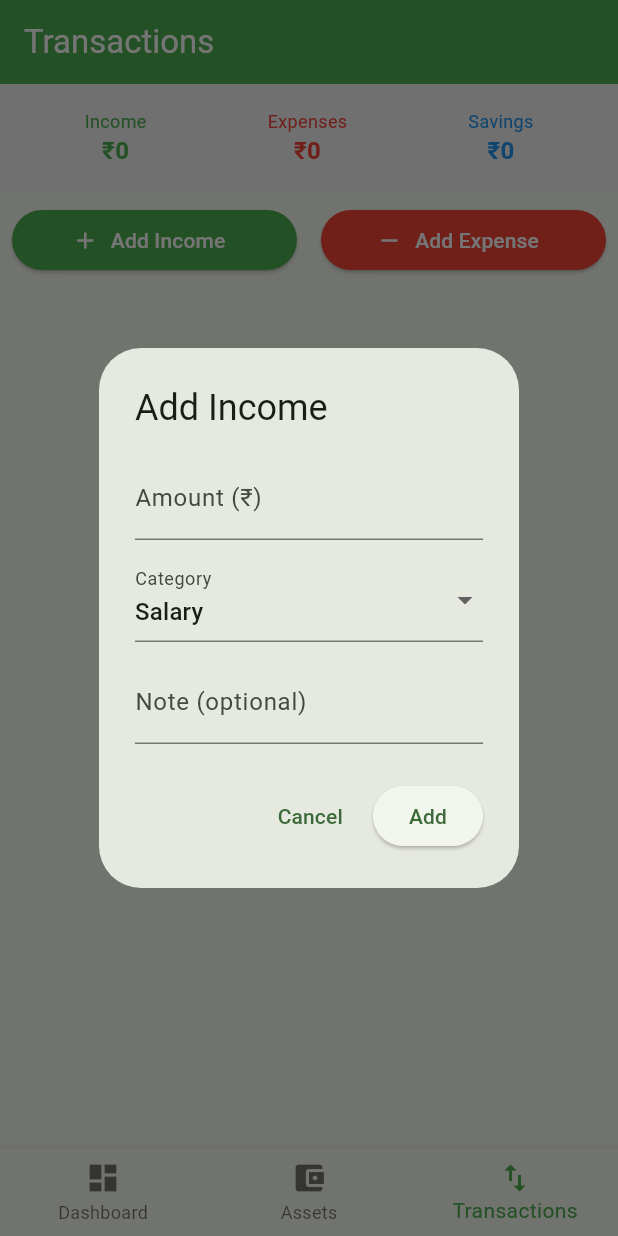
After one commit to logeethraj/finmap, a Flutter app: the screen it shows once a user with an empty profile is signed in, item 3 of the bottom bar chosen, after a tap on "Add Income", on a phone screen of 412 x 824 dp. The commit adds this screen. Run offline on Flutter 3.47's test engine with Material 3 defaults, Android fonts, the phone set to English and light mode, and no system bars; our stand-ins replace supabase_flutter; accounts and stored records are empty.

Commit message:
Add transactions screen with income and expenses

```diff
--- a/lib/screens/dashboard_screen.dart
+++ b/lib/screens/dashboard_screen.dart
@@ -1,6 +1,7 @@
 import 'package:flutter/material.dart';
 import 'package:supabase_flutter/supabase_flutter.dart';
 import 'assets_screen.dart';
+import 'transactions_screen.dart';
 
 class DashboardScreen extends StatefulWidget {
   const DashboardScreen({super.key});
@@ -13,6 +14,7 @@ class _DashboardScreenState extends State<DashboardScreen> {
   int _currentIndex = 0;
   final _supabase = Supabase.instance.client;
   double _totalAssets = 0;
+  double _totalLiabilities = 0;
 
   @override
   void initState() {
@@ -21,15 +23,14 @@ class _DashboardScreenState extends State<DashboardScreen> {
   }
 
   Future<void> _loadTotals() async {
-    final data = await _supabase.from('assets').select('amount');
-    final total = (data as List).fold(0.0, (sum, a) => sum + (a['amount'] as num));
+    final assets = await _supabase.from('assets').select('amount');
+    final total = (assets as List).fold(0.0, (sum, a) => sum + (a['amount'] as num));
     setState(() => _totalAssets = total);
   }
 
   @override
   Widget build(BuildContext context) {
-    final user = _supabase.auth.currentUser;
-    final screens = [_homeTab(user), const AssetsScreen()];
+    final screens = [_homeTab(), const AssetsScreen(), const TransactionsScreen()];
 
     return Scaffold(
       body: screens[_currentIndex],
@@ -43,12 +44,16 @@ class _DashboardScreenState extends State<DashboardScreen> {
         items: const [
           BottomNavigationBarItem(icon: Icon(Icons.dashboard), label: 'Dashboard'),
           BottomNavigationBarItem(icon: Icon(Icons.account_balance_wallet), label: 'Assets'),
+          BottomNavigationBarItem(icon: Icon(Icons.swap_vert), label: 'Transactions'),
         ],
       ),
     );
   }
 
-  Widget _homeTab(user) {
+  Widget _homeTab() {
+    final user = _supabase.auth.currentUser;
+    final netWorth = _totalAssets - _totalLiabilities;
+
     return Scaffold(
       appBar: AppBar(
         title: const Text('Finmap'),
@@ -80,7 +85,7 @@ class _DashboardScreenState extends State<DashboardScreen> {
                 children: [
                   const Text('Net Worth', style: TextStyle(color: Colors.white70, fontSize: 16)),
                   const SizedBox(height: 8),
-                  Text('₹${_totalAssets.toStringAsFixed(0)}',
+                  Text('₹${netWorth.toStringAsFixed(0)}',
                       style: const TextStyle(color: Colors.white, fontSize: 48, fontWeight: FontWeight.bold)),
                 ],
               ),
@@ -90,7 +95,7 @@ class _DashboardScreenState extends State<DashboardScreen> {
               children: [
                 Expanded(child: _summaryCard('Total Assets', '₹${_totalAssets.toStringAsFixed(0)}', Colors.blue)),
                 const SizedBox(width: 12),
-                Expanded(child: _summaryCard('Total Liabilities', '₹0', Colors.red)),
+                Expanded(child: _summaryCard('Total Liabilities', '₹${_totalLiabilities.toStringAsFixed(0)}', Colors.red)),
               ],
             ),
           ],
--- /dev/null
+++ b/lib/screens/transactions_screen.dart
@@ -0,0 +1,202 @@
+import 'package:flutter/material.dart';
+import 'package:supabase_flutter/supabase_flutter.dart';
+
+class TransactionsScreen extends StatefulWidget {
+  const TransactionsScreen({super.key});
+
+  @override
+  State<TransactionsScreen> createState() => _TransactionsScreenState();
+}
+
+class _TransactionsScreenState extends State<TransactionsScreen> {
+  final _supabase = Supabase.instance.client;
+  List<Map<String, dynamic>> _transactions = [];
+  bool _isLoading = true;
+
+  @override
+  void initState() {
+    super.initState();
+    _loadTransactions();
+  }
+
+  Future<void> _loadTransactions() async {
+    final data = await _supabase
+        .from('transactions')
+        .select()
+        .order('date', ascending: false);
+    setState(() {
+      _transactions = List<Map<String, dynamic>>.from(data);
+      _isLoading = false;
+    });
+  }
+
+  Future<void> _deleteTransaction(String id) async {
+    await _supabase.from('transactions').delete().eq('id', id);
+    _loadTransactions();
+  }
+
+  void _showAddDialog(String type) {
+    final amountController = TextEditingController();
+    final noteController = TextEditingController();
+    String selectedCategory = type == 'income' ? 'Salary' : 'Groceries';
+
+    final incomeCategories = ['Salary', 'Freelance', 'Rent', 'Business', 'Other'];
+    final expenseCategories = ['Groceries', 'EMI', 'Utilities', 'Transport', 'Food', 'Other'];
+    final categories = type == 'income' ? incomeCategories : expenseCategories;
+
+    showDialog(
+      context: context,
+      builder: (context) => StatefulBuilder(
+        builder: (context, setDialogState) => AlertDialog(
+          title: Text('Add ${type == 'income' ? 'Income' : 'Expense'}'),
+          content: Column(
+            mainAxisSize: MainAxisSize.min,
+            children: [
+              TextField(
+                controller: amountController,
+                keyboardType: TextInputType.number,
+                decoration: const InputDecoration(labelText: 'Amount (₹)'),
+              ),
+              const SizedBox(height: 12),
+              DropdownButtonFormField<String>(
+                value: selectedCategory,
+                items: categories.map((c) => DropdownMenuItem(value: c, child: Text(c))).toList(),
+                onChanged: (v) => setDialogState(() => selectedCategory = v!),
+                decoration: const InputDecoration(labelText: 'Category'),
+              ),
+              const SizedBox(height: 12),
+              TextField(
+                controller: noteController,
+                decoration: const InputDecoration(labelText: 'Note (optional)'),
+              ),
+            ],
+          ),
+          actions: [
+            TextButton(onPressed: () => Navigator.pop(context), child: const Text('Cancel')),
+            ElevatedButton(
+              onPressed: () async {
+                await _supabase.from('transactions').insert({
+                  'user_id': _supabase.auth.currentUser!.id,
+                  'type': type,
+                  'amount': double.parse(amountController.text),
+                  'category': selectedCategory,
+                  'note': noteController.text,
+                });
+                if (mounted) Navigator.pop(context);
+                _loadTransactions();
+              },
+              child: const Text('Add'),
+            ),
+          ],
+        ),
+      ),
+    );
+  }
+
+  @override
+  Widget build(BuildContext context) {
+    final income = _transactions
+        .where((t) => t['type'] == 'income')
+        .fold(0.0, (sum, t) => sum + (t['amount'] as num));
+    final expenses = _transactions
+        .where((t) => t['type'] == 'expense')
+        .fold(0.0, (sum, t) => sum + (t['amount'] as num));
+    final savings = income - expenses;
+
+    return Scaffold(
+      appBar: AppBar(
+        title: const Text('Transactions'),
+        backgroundColor: Colors.green,
+        foregroundColor: Colors.white,
+      ),
+      body: Column(
+        children: [
+          Container(
+            padding: const EdgeInsets.all(16),
+            color: Colors.grey.shade100,
+            child: Row(
+              mainAxisAlignment: MainAxisAlignment.spaceAround,
+              children: [
+                _statCard('Income', '₹${income.toStringAsFixed(0)}', Colors.green),
+                _statCard('Expenses', '₹${expenses.toStringAsFixed(0)}', Colors.red),
+                _statCard('Savings', '₹${savings.toStringAsFixed(0)}', Colors.blue),
+              ],
+            ),
+          ),
+          Row(
+            children: [
+              Expanded(
+                child: Padding(
+                  padding: const EdgeInsets.all(8.0),
+                  child: ElevatedButton.icon(
+                    onPressed: () => _showAddDialog('income'),
+                    icon: const Icon(Icons.add),
+                    label: const Text('Add Income'),
+                    style: ElevatedButton.styleFrom(backgroundColor: Colors.green, foregroundColor: Colors.white),
+                  ),
+                ),
+              ),
+              Expanded(
+                child: Padding(
+                  padding: const EdgeInsets.all(8.0),
+                  child: ElevatedButton.icon(
+                    onPressed: () => _showAddDialog('expense'),
+                    icon: const Icon(Icons.remove),
+                    label: const Text('Add Expense'),
+                    style: ElevatedButton.styleFrom(backgroundColor: Colors.red, foregroundColor: Colors.white),
+                  ),
+                ),
+              ),
+            ],
+          ),
+          Expanded(
+            child: _isLoading
+                ? const Center(child: CircularProgressIndicator())
+                : _transactions.isEmpty
+                    ? const Center(child: Text('No transactions yet.'))
+                    : ListView.builder(
+                        itemCount: _transactions.length,
+                        itemBuilder: (context, index) {
+                          final t = _transactions[index];
+                          final isIncome = t['type'] == 'income';
+                          return ListTile(
+                            leading: CircleAvatar(
+                              backgroundColor: isIncome ? Colors.green : Colors.red,
+                              child: Icon(isIncome ? Icons.arrow_downward : Icons.arrow_upward, color: Colors.white),
+                            ),
+                            title: Text(t['category']),
+                            subtitle: Text(t['note'] ?? t['date']),
+                            trailing: Row(
+                              mainAxisSize: MainAxisSize.min,
+                              children: [
+                                Text(
+                                  '${isIncome ? '+' : '-'}₹${t['amount']}',
+                                  style: TextStyle(
+                                    color: isIncome ? Colors.green : Colors.red,
+                                    fontWeight: FontWeight.bold,
+                                  ),
+                                ),
+                                IconButton(
+                                  icon: const Icon(Icons.delete, color: Colors.red),
+                                  onPressed: () => _deleteTransaction(t['id']),
+                                ),
+                              ],
+                            ),
+                          );
+                        },
+                      ),
+          ),
+        ],
+      ),
+    );
+  }
+
+  Widget _statCard(String label, String value, Color color) {
+    return Column(
+      children: [
+        Text(label, style: TextStyle(color: color, fontSize: 12)),
+        Text(value, style: TextStyle(color: color, fontSize: 16, fontWeight: FontWeight.bold)),
+      ],
+    );
+  }
+}
```
